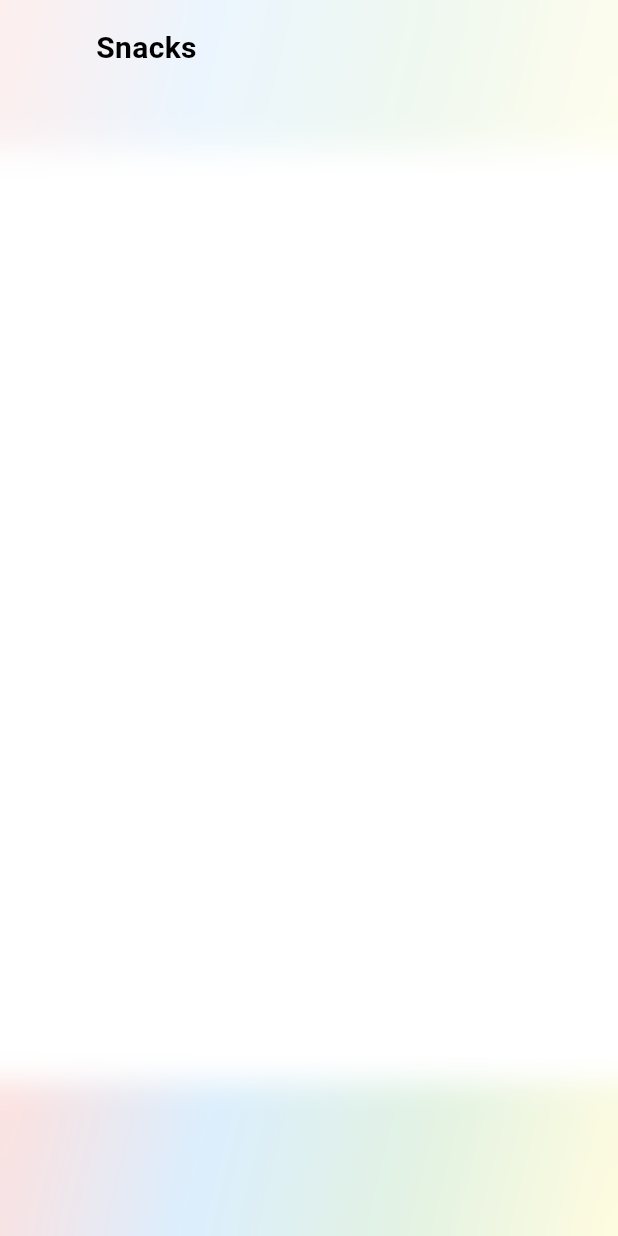
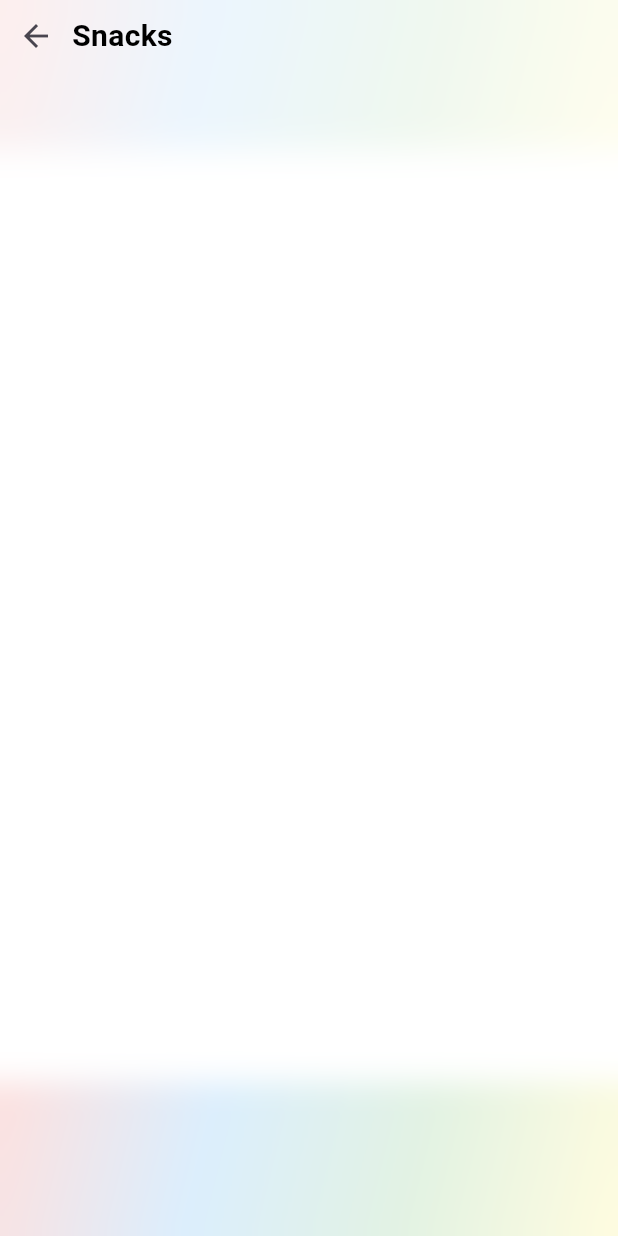
Before and after one commit to engbasel/Grocery-Market-App, a Flutter app: the screen it shows after launch, on a phone screen of 412 x 824 dp. Run offline on Flutter 3.47's test engine with Material 3 defaults, Android fonts, the phone set to English and light mode, and no system bars; our stand-ins replace animated_bottom_navigation_bar, flutter_svg.

Commit message:
edit in CustomAppBar

```diff
--- a/lib/Features/Home/Widgets/CustomAppBar.dart
+++ b/lib/Features/Home/Widgets/CustomAppBar.dart
@@ -1,33 +1,91 @@
+// import 'package:flutter/material.dart';
+
+// class CustomAppBar extends StatelessWidget {
+//   final String title;
+//   final IconData? icon;
+//   final IconData? Leadingicon;
+//   final VoidCallback onTap;
+//   final VoidCallback? LeadingFunction;
+//   MainAxisAlignment? place;
+//   double? horizontal, vertical;
+
+//   CustomAppBar({
+//     super.key,
+//     this.horizontal,
+//     this.vertical,
+//     this.place,
+//     this.Leadingicon,
+//     required this.title,
+//     this.icon,
+//     required this.onTap,
+//     this.LeadingFunction,
+//   });
+
+//   @override
+//   Widget build(BuildContext context) {
+//     return Padding(
+//       padding: EdgeInsets.symmetric(horizontal: horizontal, vertical: vertical),
+//       child: Row(
+//         // mainAxisAlignment: MainAxisAlignment.spaceBetween,
+//         children: [
+//           IconButton(
+//             onPressed: LeadingFunction,
+//             icon: Icon(Leadingicon),
+//           ),
+//           Text(
+//             title,
+//             style: const TextStyle(
+//               color: Colors.black,
+//               fontWeight: FontWeight.bold,
+//               fontSize: 20,
+//             ),
+//           ),
+//           IconButton(
+//             onPressed: onTap,
+//             icon: Icon(icon),
+//           ),
+//         ],
+//       ),
+//     );
+//   }
+// }
+
 import 'package:flutter/material.dart';
 
 class CustomAppBar extends StatelessWidget {
   final String title;
   final IconData? icon;
-  final IconData? Leadingicon;
+  final IconData? leadingIcon;
   final VoidCallback onTap;
-  final VoidCallback? LeadingFunction;
-  MainAxisAlignment? place;
+  final VoidCallback? leadingFunction;
+  final MainAxisAlignment mainAxisAlignment;
+  final double horizontalPadding;
+  final double verticalPadding;
 
-  CustomAppBar({
+  const CustomAppBar({
     super.key,
-    this.place,
-    this.Leadingicon,
     required this.title,
+    required this.onTap,
     this.icon,
-    required this.onTap,
-    this.LeadingFunction,
+    this.leadingIcon,
+    this.leadingFunction,
+    this.mainAxisAlignment = MainAxisAlignment.spaceBetween,
+    this.horizontalPadding = 16.0,
+    this.verticalPadding = 8.0,
   });
 
   @override
   Widget build(BuildContext context) {
     return Padding(
-      padding: const EdgeInsets.symmetric(horizontal: 16.0, vertical: 8.0),
+      padding: EdgeInsets.symmetric(
+          horizontal: horizontalPadding, vertical: verticalPadding),
       child: Row(
-        // mainAxisAlignment: MainAxisAlignment.spaceBetween,
+        // mainAxisAlignment: mainAxisAlignment,
         children: [
+          if (leadingIcon != null)
             IconButton(
-            onPressed: LeadingFunction,
-            icon: Icon(Leadingicon),
+              onPressed: leadingFunction,
+              icon: Icon(leadingIcon),
             ),
           Text(
             title,
@@ -37,6 +95,7 @@ class CustomAppBar extends StatelessWidget {
               fontSize: 20,
             ),
           ),
+          if (icon != null)
             IconButton(
               onPressed: onTap,
               icon: Icon(icon),
--- a/lib/Features/ProductDetails/widgets/ProductDetailsboady.dart
+++ b/lib/Features/ProductDetails/widgets/ProductDetailsboady.dart
@@ -13,10 +13,12 @@ class ProductDetailsBody extends StatelessWidget {
     return BackgroundWidget(
       children: [
         CustomAppBar(
+          horizontalPadding: 0,
+          verticalPadding: 0,
           title: "Product Details",
           onTap: () {},
-          LeadingFunction: () {},
-          Leadingicon: Icons.arrow_back_ios,
+          leadingFunction: () {},
+          leadingIcon: Icons.arrow_back_ios,
         ),
         const SizedBox(
           height: 10,
--- a/lib/Features/Snacks/Snacksview.dart
+++ b/lib/Features/Snacks/Snacksview.dart
@@ -1,5 +1,4 @@
 import 'package:flutter/material.dart';
-import 'package:grocerymarket/Core/widgets/customBackground.dart';
 import 'package:grocerymarket/Features/Snacks/Widgets/SnacksViewboady.dart';
 
 class SnacksView extends StatelessWidget {
--- a/lib/Features/Snacks/Widgets/SnacksViewboady.dart
+++ b/lib/Features/Snacks/Widgets/SnacksViewboady.dart
@@ -11,10 +11,24 @@ class SnacksViewboady extends StatelessWidget {
     return BackgroundWidget(
       children: [
         CustomAppBar(
+          horizontalPadding: 0, verticalPadding: 0,
+          leadingFunction: () {},
           title: 'Snacks',
+          leadingIcon: Icons.arrow_back,
+          // place: MainAxisAlignment.start,
+          // title: 'Snacks',
           onTap: () {},
-        )
+        ),
       ],
     );
   }
 }
+
+class CoustomCardSnacks extends StatelessWidget {
+  const CoustomCardSnacks({super.key});
+
+  @override
+  Widget build(BuildContext context) {
+    return const Placeholder();
+  }
+}
```
Lines whose indentation alone changed are shown as unchanged.
